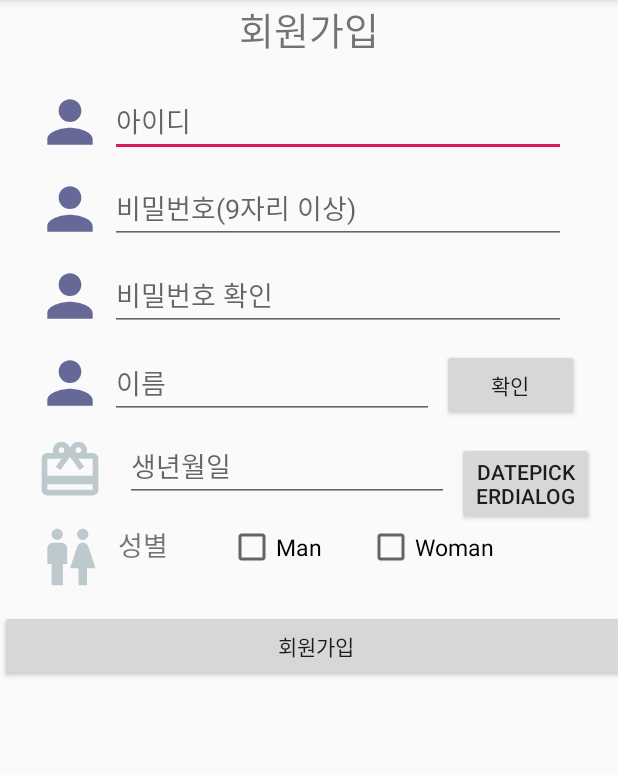
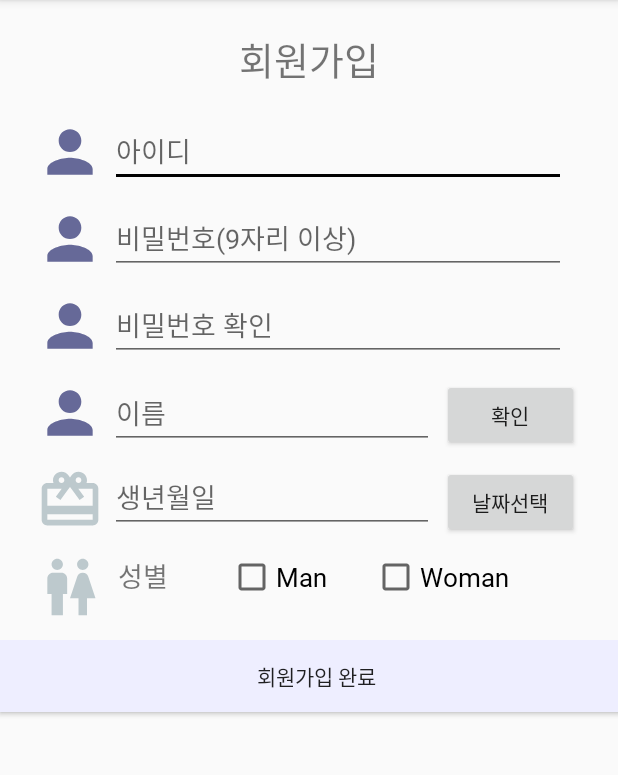
Before and after one commit to MheeJ/Schedule_Share, an Android app: the screen it shows after launch (SignUp), after a tap on "회원가입", on a phone screen of 412 x 824 dp, the part 84-859 px from its top. Run offline under Robolectric (Android 15) with nearby library versions, the phone set to English and light mode, and no system bars; our stand-ins replace Firebase (no records; nobody signed in at launch, a user with empty details on screens opened directly).

Commit message:
UI Design 1 _ mini

```diff
--- a/app/src/main/res/layout/activity_main.xml
+++ b/app/src/main/res/layout/activity_main.xml
@@ -12,6 +12,7 @@
         android:layout_marginTop="24dp"
         android:gravity="center"
         android:layout_gravity="center"
+        android:fontFamily="@font/bmeuljirottf"
         android:text="@string/app_name"
         android:textSize="36sp" />
 
@@ -84,6 +85,8 @@
             android:layout_marginLeft="95dp"
             android:layout_marginRight="48dp"
             android:background="#00FF0000"
+            android:fontFamily="@font/bmeuljirottf"
+            android:textSize="20dp"
             android:text="로그인" />
 
         <Button
@@ -94,6 +97,8 @@
             android:layout_marginLeft="5dp"
             android:layout_marginRight="40dp"
             android:background="#00FF0000"
+            android:textSize="20dp"
+            android:fontFamily="@font/bmeuljirottf"
             android:text="회원가입" />
     </LinearLayout>
 
--- a/app/src/main/res/layout/activity_signup.xml
+++ b/app/src/main/res/layout/activity_signup.xml
@@ -17,6 +17,8 @@
             android:layout_gravity="center"
             android:layout_marginBottom="20dp"
             android:textSize="25dp"
+            android:layout_marginTop="20dp"
+            android:fontFamily="@font/bmeuljirottf"
             android:text="회원가입" />
 
         <LinearLayout
@@ -77,6 +79,7 @@
                 android:ems="10"
                 android:inputType="textPersonName"
                 android:maxLength="10"
+
                 android:hint="비밀번호 확인"/>
 
         </LinearLayout>
@@ -99,12 +102,14 @@
                 android:ems="10"
                 android:inputType="textPersonName"
                 android:maxLength="10"
+
                 android:hint="이름"/>
             <Button
                 android:id="@+id/check_name"
                 android:layout_width="91dp"
                 android:layout_height="wrap_content"
                 android:layout_marginLeft="5dp"
+                android:fontFamily="@font/bmeuljirottf"
                 android:text="확인" />
         </LinearLayout>
 
@@ -123,7 +128,8 @@
                 android:id="@+id/birthday"
                 android:layout_width="216dp"
                 android:layout_height="44dp"
-                android:layout_marginLeft="10dp"
+                android:layout_marginLeft="0dp"
+
                 android:hint="생년월일" />
 
             <Button
@@ -131,7 +137,8 @@
                 android:layout_width="91dp"
                 android:layout_height="wrap_content"
                 android:layout_marginLeft="5dp"
-                android:text="DatePickerDialog"/>
+                android:fontFamily="@font/bmeuljirottf"
+                android:text="날짜선택"/>
         </LinearLayout>
 
 
@@ -152,6 +159,7 @@
                 android:layout_height="45dp"
                 android:layout_marginLeft="5dp"
                 android:text="성별"
+                android:fontFamily="@font/bmeuljirottf"
                 android:textSize="18dp"
                 />
             <CheckBox
@@ -160,7 +168,8 @@
                 android:layout_height="wrap_content"
                 android:layout_marginLeft="20dp"
                 android:text="Man"
-                android:textSize="15dp" />
+                android:fontFamily="@font/bmeuljirottf"
+                android:textSize="17dp" />
 
             <CheckBox
                 android:id="@+id/check_woman"
@@ -168,7 +177,8 @@
                 android:layout_height="wrap_content"
                 android:layout_marginLeft="30dp"
                 android:text="Woman"
-                android:textSize="15dp" />
+                android:fontFamily="@font/bmeuljirottf"
+                android:textSize="17dp" />
         </LinearLayout>
 
         <LinearLayout
@@ -182,7 +192,9 @@
                 android:layout_height="wrap_content"
                 android:layout_marginEnd="12dp"
                 android:layout_marginRight="12dp"
-                android:text="회원가입" />
+                android:fontFamily="@font/bmeuljirottf"
+                android:background="#EEEEFF"
+                android:text="회원가입 완료" />
 
         </LinearLayout>
     </LinearLayout>
--- a/app/src/main/res/layout/add_user.xml
+++ b/app/src/main/res/layout/add_user.xml
@@ -23,6 +23,7 @@
             android:layout_weight="1"
             android:id="@+id/newitem"
             android:hint="사용자 닉네임 검색"
+            android:fontFamily="@font/bmeuljirottf"
             android:focusable="true"
             android:focusableInTouchMode="true"/>
         <Button
@@ -46,6 +47,7 @@
         android:layout_height="wrap_content">
         <Button
             android:text="인원 추가"
+            android:fontFamily="@font/bmeuljirottf"
             android:layout_width="wrap_content"
             android:layout_height="wrap_content"
             android:layout_weight="1"
@@ -54,6 +56,7 @@
 
         <Button
             android:text="인원 삭제"
+            android:fontFamily="@font/bmeuljirottf"
             android:layout_width="wrap_content"
             android:layout_height="wrap_content"
             android:layout_weight="1"
@@ -61,6 +64,7 @@
             />
         <Button
             android:text="완료"
+            android:fontFamily="@font/bmeuljirottf"
             android:layout_width="wrap_content"
             android:layout_height="wrap_content"
             android:layout_weight="1"
--- a/app/src/main/res/layout/project_list.xml
+++ b/app/src/main/res/layout/project_list.xml
@@ -21,6 +21,7 @@
         android:layout_width="match_parent"
         android:layout_height="wrap_content"
         android:layout_gravity="bottom"
-        android:text="make_project" />
+        android:fontFamily="@font/bmeuljirottf"
+        android:text="프로젝트 생성" />
 
 </LinearLayout>
--- a/app/src/main/res/layout/project_main.xml
+++ b/app/src/main/res/layout/project_main.xml
@@ -17,12 +17,14 @@
             android:layout_weight="1"
             android:textSize="20dp"
             android:layout_marginLeft="10dp"
+            android:fontFamily="@font/bmeuljirottf"
             android:text="TextView" />
 
         <Button
             android:id="@+id/notice"
             android:layout_width="wrap_content"
             android:layout_height="wrap_content"
+            android:fontFamily="@font/bmeuljirottf"
             android:text="공지사항" />
 
     </LinearLayout>
@@ -31,5 +33,6 @@
     <ListView
         android:layout_width="match_parent"
         android:layout_height="wrap_content"
+        android:fontFamily="@font/bmeuljirottf"
         android:id="@+id/listview"/>
 </LinearLayout>
--- a/app/src/main/res/layout/schedule_detail.xml
+++ b/app/src/main/res/layout/schedule_detail.xml
@@ -23,6 +23,7 @@
             android:layout_width="291dp"
             android:layout_height="wrap_content"
             android:text="활동내용"
+            android:fontFamily="@font/bmeuljirottf"
             android:textSize="20dp" />
 
         <TextView
@@ -30,6 +31,7 @@
             android:layout_width="71dp"
             android:layout_height="wrap_content"
             android:text="주차"
+            android:fontFamily="@font/bmeuljirottf"
             android:textSize="20dp" />
 
     </LinearLayout>
@@ -43,7 +45,8 @@
             android:id="@+id/button2"
             android:layout_width="match_parent"
             android:layout_height="wrap_content"
-            android:text="일정 추가 및 수정" />
+            android:text="일정 추가 및 수정"
+            android:fontFamily="@font/bmeuljirottf"/>
     </LinearLayout>
 
 </LinearLayout>
--- a/app/src/main/res/layout/schedule_list_item.xml
+++ b/app/src/main/res/layout/schedule_list_item.xml
@@ -12,7 +12,8 @@
             android:layout_height="wrap_content"
             android:layout_width="match_parent"
             android:id="@+id/schedule"
-            android:hint="일정"/>
+            android:hint="일정"
+            android:fontFamily="@font/bmeuljirottf"/>
 
     </LinearLayout>
 
--- a/app/src/main/res/values/styles.xml
+++ b/app/src/main/res/values/styles.xml
@@ -5,7 +5,7 @@
         <!-- Customize your theme here. -->
         <item name="colorPrimary">#666666</item>
         <item name="colorPrimaryDark">#FFF</item>
-        <item name="colorAccent">@color/colorAccent</item>
+        <item name="colorAccent">#000000</item>
     </style>
 
 </resources>
```
Also changed, not shown: app/src/main/res/font/font.xml (added, +8 -0 lines), app/src/main/res/layout/make_project.xml (+19 -1 lines), app/src/main/res/layout/project_notice.xml (+6 -1 lines), app/src/main/res/layout/project_weeks.xml (+6 -3 lines), 1 other file.
